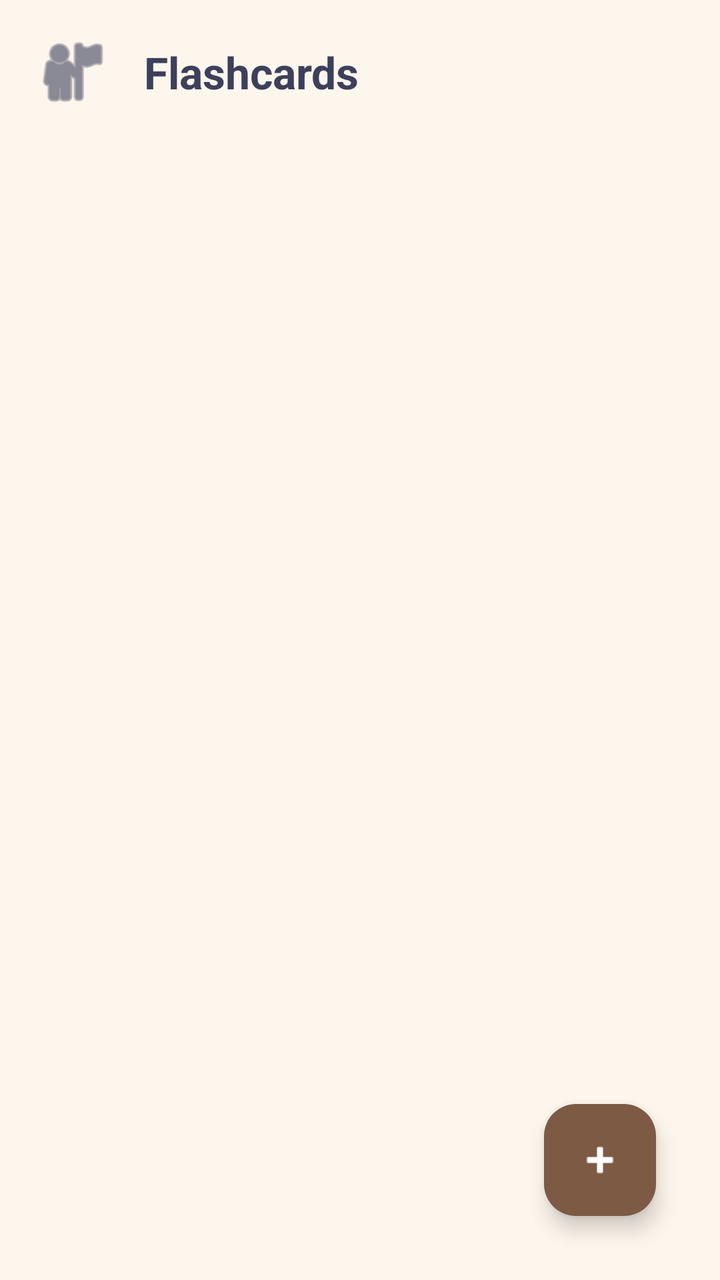
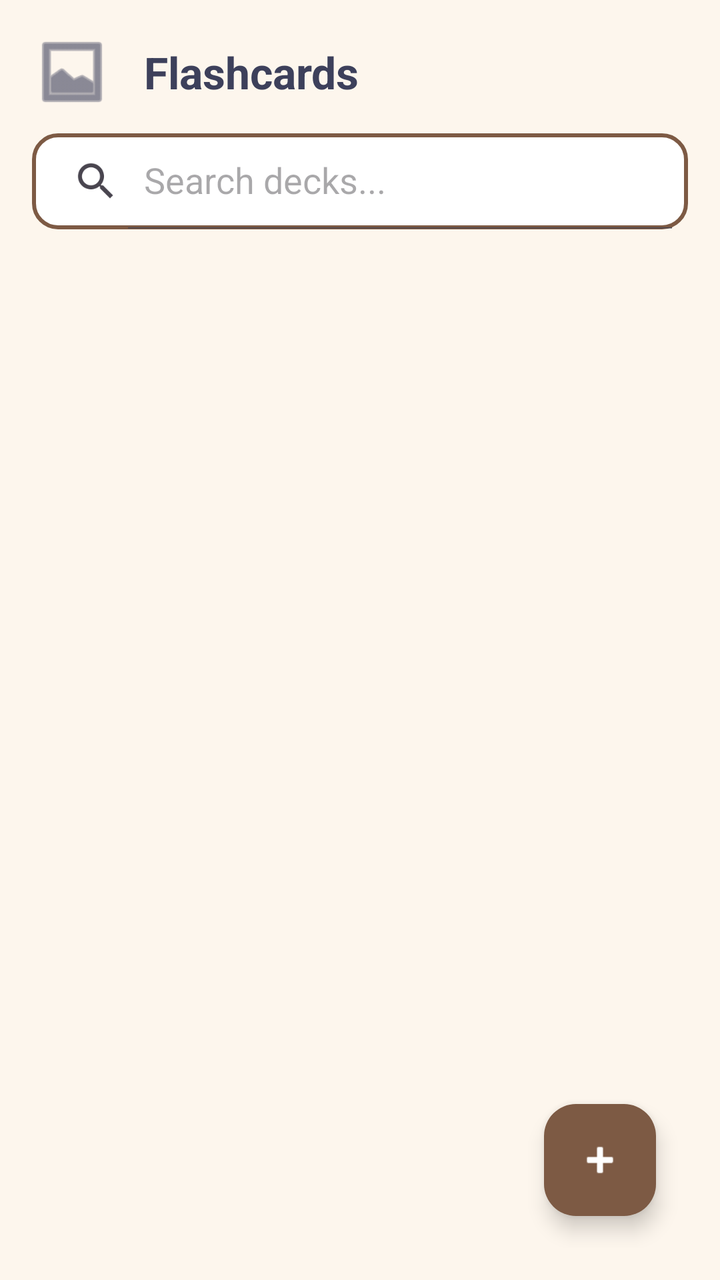

Before-and-after screenshots of an Android layout around one commit, followed by the original layout XML and the change that was made.
<!-- AndroidManifest.xml: application theme Theme.ProjectStudyBuddy1 -->
<!-- res/layout/fragment_flashcard.xml -->
<?xml version="1.0" encoding="utf-8"?>
<androidx.constraintlayout.widget.ConstraintLayout xmlns:android="http://schemas.android.com/apk/res/android"
    xmlns:app="http://schemas.android.com/apk/res-auto"
    xmlns:tools="http://schemas.android.com/tools"
    android:layout_width="match_parent"
    android:layout_height="match_parent"
    android:background="@color/bg_cream"
    android:padding="16dp">

    <ImageView
        android:id="@+id/ivFlashcardsProfileAvatar"
        android:layout_width="40dp"
        android:layout_height="40dp"
        android:src="@android:drawable/ic_menu_myplaces"
        app:tint="@color/text_dark"
        app:layout_constraintTop_toTopOf="parent"
        app:layout_constraintStart_toStartOf="parent"
        android:contentDescription="Profile Avatar" />

    <TextView
        android:id="@+id/tvFlashcardsHeaderTitle"
        android:layout_width="wrap_content"
        android:layout_height="wrap_content"
        android:layout_marginStart="16dp"
        android:text="Flashcards"
        android:textColor="@color/text_dark"
        android:textSize="22sp"
        android:textStyle="bold"
        app:layout_constraintTop_toTopOf="@id/ivFlashcardsProfileAvatar"
        app:layout_constraintBottom_toBottomOf="@id/ivFlashcardsProfileAvatar"
        app:layout_constraintStart_toEndOf="@id/ivFlashcardsProfileAvatar"
        tools:ignore="HardcodedText" />

    <androidx.recyclerview.widget.RecyclerView
        android:id="@+id/rvFlashcardDecks"
        android:layout_width="0dp"
        android:layout_height="0dp"
        android:layout_marginTop="24dp"
        app:layout_constraintTop_toBottomOf="@id/ivFlashcardsProfileAvatar"
        app:layout_constraintBottom_toBottomOf="parent"
        app:layout_constraintStart_toStartOf="parent"
        app:layout_constraintEnd_toEndOf="parent"/>

    <com.google.android.material.floatingactionbutton.FloatingActionButton
        android:id="@+id/fabAddFlashcardDeck"
        android:layout_width="wrap_content"
        android:layout_height="wrap_content"
        android:layout_margin="16dp"
        android:src="@android:drawable/ic_input_add"
        android:backgroundTint="@color/accent_brown"
        app:tint="@android:color/white"
        android:elevation="6dp"
        app:elevation="6dp"
        app:layout_constraintBottom_toBottomOf="parent"
        app:layout_constraintEnd_toEndOf="parent"
        android:contentDescription="Add Flashcard Deck" />

</androidx.constraintlayout.widget.ConstraintLayout>
<!-- resources referenced by this layout -->
<resources>
  <color name="accent_brown">#7D5A44</color>
  <color name="bg_cream">#FDF6ED</color>
  <color name="text_dark">#3D405B</color>
  <style name="Theme.ProjectStudyBuddy1" parent="Theme.Material3.DayNight.NoActionBar">
          <item name="colorPrimary">@color/accent_brown</item>
          <item name="colorPrimaryDark">@color/accent_brown</item>
          <item name="colorAccent">@color/accent_orange</item>
  
          <item name="android:windowBackground">@color/bg_cream</item>
          <item name="android:colorBackground">@color/bg_cream</item>
  
          <item name="android:statusBarColor">@color/bg_cream</item>
          <item name="android:windowLightStatusBar">true</item>
  
          <item name="colorSurface">@color/card_white</item>
          <item name="colorOnSurface">@color/text_dark</item>
      </style>
  <color name="accent_orange">#E07A5F</color>
  <color name="card_white">#FFFFFF</color>
</resources>

<!-- the commit's change to res/layout/fragment_flashcard.xml (unified diff, before → after) -->
@@ -7,52 +7,70 @@
     android:background="@color/bg_cream"
     android:padding="16dp">
 
-    <ImageView
-        android:id="@+id/ivFlashcardsProfileAvatar"
-        android:layout_width="40dp"
-        android:layout_height="40dp"
-        android:src="@android:drawable/ic_menu_myplaces"
-        app:tint="@color/text_dark"
-        app:layout_constraintTop_toTopOf="parent"
-        app:layout_constraintStart_toStartOf="parent"
-        android:contentDescription="Profile Avatar" />
+    <androidx.constraintlayout.widget.ConstraintLayout
+        android:id="@+id/panelFlashcardListView"
+        android:layout_width="match_parent"
+        android:layout_height="match_parent"
+        android:visibility="visible">
 
-    <TextView
-        android:id="@+id/tvFlashcardsHeaderTitle"
-        android:layout_width="wrap_content"
-        android:layout_height="wrap_content"
-        android:layout_marginStart="16dp"
-        android:text="Flashcards"
-        android:textColor="@color/text_dark"
-        android:textSize="22sp"
-        android:textStyle="bold"
-        app:layout_constraintTop_toTopOf="@id/ivFlashcardsProfileAvatar"
-        app:layout_constraintBottom_toBottomOf="@id/ivFlashcardsProfileAvatar"
-        app:layout_constraintStart_toEndOf="@id/ivFlashcardsProfileAvatar"
-        tools:ignore="HardcodedText" />
+        <ImageView
+            android:id="@+id/ivFlashcardsProfileAvatar"
+            android:layout_width="40dp"
+            android:layout_height="40dp"
+            android:src="@android:drawable/ic_menu_gallery"
+            app:tint="@color/text_dark"
+            app:layout_constraintTop_toTopOf="parent"
+            app:layout_constraintStart_toStartOf="parent"
+            android:contentDescription="Flashcards Icon" />
 
-    <androidx.recyclerview.widget.RecyclerView
-        android:id="@+id/rvFlashcardDecks"
-        android:layout_width="0dp"
-        android:layout_height="0dp"
-        android:layout_marginTop="24dp"
-        app:layout_constraintTop_toBottomOf="@id/ivFlashcardsProfileAvatar"
-        app:layout_constraintBottom_toBottomOf="parent"
-        app:layout_constraintStart_toStartOf="parent"
-        app:layout_constraintEnd_toEndOf="parent"/>
+        <TextView
+            android:id="@+id/tvFlashcardsManagerHeaderTitle"
+            android:layout_width="wrap_content"
+            android:layout_height="wrap_content"
+            android:layout_marginStart="16dp"
+            android:text="Flashcards"
+            android:textColor="@color/text_dark"
+            android:textSize="22sp"
+            android:textStyle="bold"
+            app:layout_constraintTop_toTopOf="@id/ivFlashcardsProfileAvatar"
+            app:layout_constraintBottom_toBottomOf="@id/ivFlashcardsProfileAvatar"
+            app:layout_constraintStart_toEndOf="@id/ivFlashcardsProfileAvatar"
+            tools:ignore="HardcodedText" />
 
-    <com.google.android.material.floatingactionbutton.FloatingActionButton
-        android:id="@+id/fabAddFlashcardDeck"
-        android:layout_width="wrap_content"
-        android:layout_height="wrap_content"
-        android:layout_margin="16dp"
-        android:src="@android:drawable/ic_input_add"
-        android:backgroundTint="@color/accent_brown"
-        app:tint="@android:color/white"
-        android:elevation="6dp"
-        app:elevation="6dp"
-        app:layout_constraintBottom_toBottomOf="parent"
-        app:layout_constraintEnd_toEndOf="parent"
-        android:contentDescription="Add Flashcard Deck" />
+        <androidx.appcompat.widget.SearchView
+            android:id="@+id/svCardsSearch"
+            android:layout_width="match_parent"
+            android:layout_height="wrap_content"
+            android:layout_marginTop="16dp"
+            android:background="@drawable/bg_rounded_card"
+            app:iconifiedByDefault="false"
+            app:queryHint="Search decks..."
+            app:layout_constraintTop_toBottomOf="@id/tvFlashcardsManagerHeaderTitle"
+            app:layout_constraintStart_toStartOf="parent"
+            app:layout_constraintEnd_toEndOf="parent" />
+
+        <androidx.recyclerview.widget.RecyclerView
+            android:id="@+id/rvFlashcardDecks"
+            android:layout_width="match_parent"
+            android:layout_height="0dp"
+            android:layout_marginTop="12dp"
+            app:layout_constraintTop_toBottomOf="@id/svCardsSearch"
+            app:layout_constraintBottom_toBottomOf="parent"
+            app:layout_constraintStart_toStartOf="parent"
+            app:layout_constraintEnd_toEndOf="parent"/>
+
+        <com.google.android.material.floatingactionbutton.FloatingActionButton
+            android:id="@+id/fabAddFlashcardDeck"
+            android:layout_width="wrap_content"
+            android:layout_height="wrap_content"
+            android:layout_margin="16dp"
+            android:src="@android:drawable/ic_input_add"
+            android:backgroundTint="@color/accent_brown"
+            app:tint="@android:color/white"
+            app:layout_constraintBottom_toBottomOf="parent"
+            app:layout_constraintEnd_toEndOf="parent"
+            android:contentDescription="Add Deck" />
+
+    </androidx.constraintlayout.widget.ConstraintLayout>
 
 </androidx.constraintlayout.widget.ConstraintLayout>
<!-- resource entries referenced after the edit -->
@@ -3,6 +3,13 @@
   <color name="accent_brown">#7D5A44</color>
   <color name="bg_cream">#FDF6ED</color>
   <color name="text_dark">#3D405B</color>
+  <!-- drawable bg_rounded_card (drawable) -->
+  <?xml version="1.0" encoding="utf-8"?>
+  <shape xmlns:android="http://schemas.android.com/apk/res/android" android:shape="rectangle">
+      <solid android:color="@color/card_white"/>
+      <stroke android:width="2dp" android:color="@color/accent_brown"/>
+      <corners android:radius="12dp"/>
+  </shape>
   <style name="Theme.ProjectStudyBuddy1" parent="Theme.Material3.DayNight.NoActionBar">
           <item name="colorPrimary">@color/accent_brown</item>
           <item name="colorPrimaryDark">@color/accent_brown</item>
